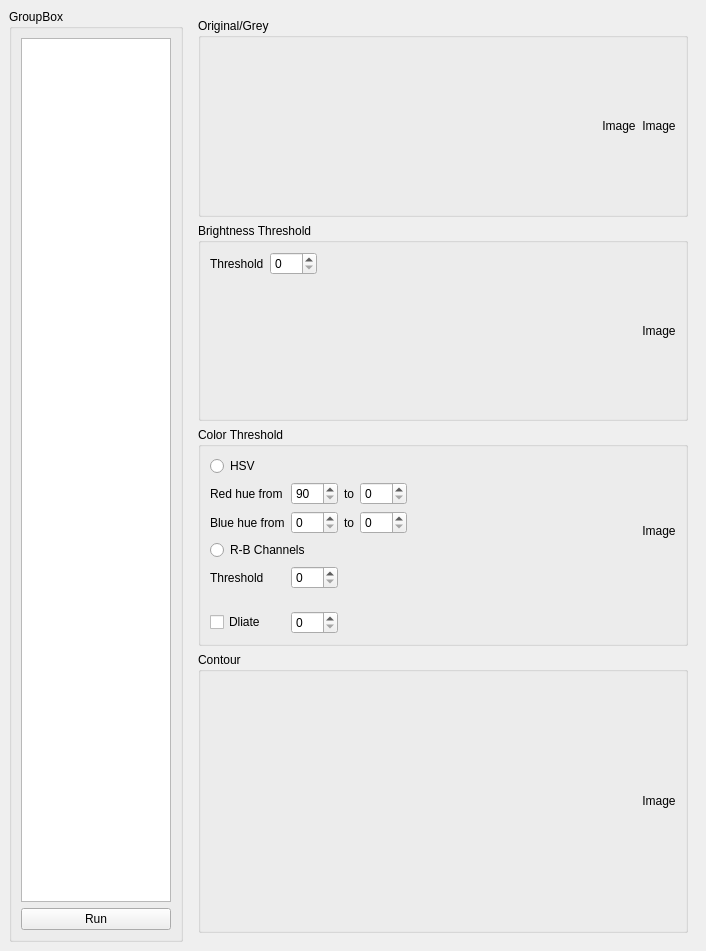
This is tools/SolaisTerminal/MainWindow.ui in Meta-Team/Meta-Vision-Solais as Qt 5 draws it before an edit. The edited form follows.
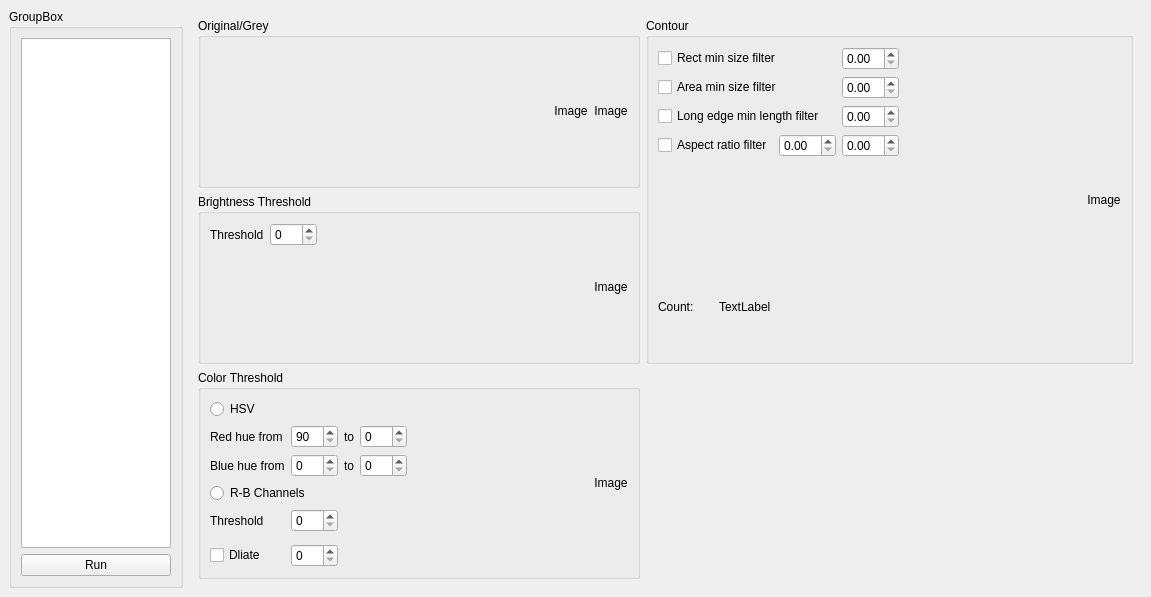
This is the edited form.

Commit message: Halfdone contours. Add ValueUIBinding.

Patch:
```diff
--- a/tools/SolaisTerminal/MainWindow.ui
+++ b/tools/SolaisTerminal/MainWindow.ui
@@ -6,8 +6,8 @@
    <rect>
     <x>0</x>
     <y>0</y>
-    <width>706</width>
-    <height>951</height>
+    <width>1151</width>
+    <height>597</height>
    </rect>
   </property>
   <property name="windowTitle">
@@ -61,8 +61,8 @@
     </item>
     <item>
      <widget class="QWidget" name="widget" native="true">
-      <layout class="QVBoxLayout" name="verticalLayout_2">
-       <item>
+      <layout class="QGridLayout" name="gridLayout">
+       <item row="0" column="0">
         <widget class="QGroupBox" name="originalGroup">
          <property name="title">
           <string>Original/Grey</string>
@@ -89,6 +89,12 @@
               <height>120</height>
              </size>
             </property>
+            <property name="maximumSize">
+             <size>
+              <width>16777215</width>
+              <height>120</height>
+             </size>
+            </property>
             <property name="text">
              <string>Image</string>
             </property>
@@ -105,28 +111,9 @@
               <height>120</height>
              </size>
             </property>
-            <property name="text">
-             <string>Image</string>
-            </property>
-            <property name="alignment">
-             <set>Qt::AlignCenter</set>
-            </property>
-           </widget>
-          </item>
-         </layout>
-        </widget>
-       </item>
-       <item>
-        <widget class="QGroupBox" name="brightnessThresholdGroup">
-         <property name="title">
-          <string>Brightness Threshold</string>
-         </property>
-         <layout class="QGridLayout" name="gridLayout_2">
-          <item row="0" column="3" rowspan="2">
-           <widget class="QLabel" name="brightnessThresholdImage">
-            <property name="minimumSize">
+            <property name="maximumSize">
              <size>
-              <width>0</width>
+              <width>16777215</width>
               <height>120</height>
              </size>
             </property>
@@ -138,40 +125,10 @@
             </property>
            </widget>
           </item>
-          <item row="0" column="2">
-           <spacer name="horizontalSpacer_3">
-            <property name="orientation">
-             <enum>Qt::Horizontal</enum>
-            </property>
-            <property name="sizeHint" stdset="0">
-             <size>
-              <width>291</width>
-              <height>20</height>
-             </size>
-            </property>
-           </spacer>
-          </item>
-          <item row="0" column="0">
-           <widget class="QLabel" name="label">
-            <property name="text">
-             <string>Threshold</string>
-            </property>
-           </widget>
-          </item>
-          <item row="0" column="1">
-           <widget class="QDoubleSpinBox" name="brightnessSpinBox">
-            <property name="decimals">
-             <number>0</number>
-            </property>
-            <property name="maximum">
-             <double>255.000000000000000</double>
-            </property>
-           </widget>
-          </item>
          </layout>
         </widget>
        </item>
-       <item>
+       <item row="2" column="0">
         <widget class="QGroupBox" name="colorThresholdGroup">
          <property name="title">
           <string>Color Threshold</string>
@@ -262,22 +219,6 @@
             </property>
            </widget>
           </item>
-          <item row="0" column="6" rowspan="6">
-           <widget class="QLabel" name="colorThresholdImage">
-            <property name="minimumSize">
-             <size>
-              <width>0</width>
-              <height>120</height>
-             </size>
-            </property>
-            <property name="text">
-             <string>Image</string>
-            </property>
-            <property name="alignment">
-             <set>Qt::AlignCenter</set>
-            </property>
-           </widget>
-          </item>
           <item row="1" column="4">
            <widget class="QDoubleSpinBox" name="hsvRedHueMaxSpinBox">
             <property name="decimals">
@@ -309,22 +250,6 @@
             </property>
            </widget>
           </item>
-          <item row="5" column="1" colspan="4">
-           <spacer name="verticalSpacer">
-            <property name="orientation">
-             <enum>Qt::Vertical</enum>
-            </property>
-            <property name="sizeType">
-             <enum>QSizePolicy::Minimum</enum>
-            </property>
-            <property name="sizeHint" stdset="0">
-             <size>
-              <width>20</width>
-              <height>10</height>
-             </size>
-            </property>
-           </spacer>
-          </item>
           <item row="2" column="5">
            <spacer name="horizontalSpacer">
             <property name="orientation">
@@ -338,16 +263,99 @@
             </property>
            </spacer>
           </item>
+          <item row="0" column="6" rowspan="7">
+           <widget class="QLabel" name="colorThresholdImage">
+            <property name="minimumSize">
+             <size>
+              <width>0</width>
+              <height>120</height>
+             </size>
+            </property>
+            <property name="maximumSize">
+             <size>
+              <width>16777215</width>
+              <height>120</height>
+             </size>
+            </property>
+            <property name="text">
+             <string>Image</string>
+            </property>
+            <property name="alignment">
+             <set>Qt::AlignCenter</set>
+            </property>
+           </widget>
+          </item>
          </layout>
         </widget>
        </item>
-       <item>
+       <item row="1" column="0">
+        <widget class="QGroupBox" name="brightnessThresholdGroup">
+         <property name="title">
+          <string>Brightness Threshold</string>
+         </property>
+         <layout class="QGridLayout" name="gridLayout_2">
+          <item row="0" column="3" rowspan="2">
+           <widget class="QLabel" name="brightnessThresholdImage">
+            <property name="minimumSize">
+             <size>
+              <width>0</width>
+              <height>120</height>
+             </size>
+            </property>
+            <property name="maximumSize">
+             <size>
+              <width>16777215</width>
+              <height>120</height>
+             </size>
+            </property>
+            <property name="text">
+             <string>Image</string>
+            </property>
+            <property name="alignment">
+             <set>Qt::AlignCenter</set>
+            </property>
+           </widget>
+          </item>
+          <item row="0" column="2">
+           <spacer name="horizontalSpacer_3">
+            <property name="orientation">
+             <enum>Qt::Horizontal</enum>
+            </property>
+            <property name="sizeHint" stdset="0">
+             <size>
+              <width>291</width>
+              <height>20</height>
+             </size>
+            </property>
+           </spacer>
+          </item>
+          <item row="0" column="0">
+           <widget class="QLabel" name="label">
+            <property name="text">
+             <string>Threshold</string>
+            </property>
+           </widget>
+          </item>
+          <item row="0" column="1">
+           <widget class="QDoubleSpinBox" name="brightnessSpin">
+            <property name="decimals">
+             <number>0</number>
+            </property>
+            <property name="maximum">
+             <double>255.000000000000000</double>
+            </property>
+           </widget>
+          </item>
+         </layout>
+        </widget>
+       </item>
+       <item row="0" column="1" rowspan="2">
         <widget class="QGroupBox" name="contourGroup">
          <property name="title">
           <string>Contour</string>
          </property>
-         <layout class="QHBoxLayout" name="horizontalLayout_5">
-          <item>
+         <layout class="QGridLayout" name="gridLayout_4">
+          <item row="4" column="5">
            <spacer name="horizontalSpacer_4">
             <property name="orientation">
              <enum>Qt::Horizontal</enum>
@@ -360,12 +368,50 @@
             </property>
            </spacer>
           </item>
-          <item>
+          <item row="4" column="0">
+           <spacer name="verticalSpacer">
+            <property name="orientation">
+             <enum>Qt::Vertical</enum>
+            </property>
+            <property name="sizeType">
+             <enum>QSizePolicy::Minimum</enum>
+            </property>
+            <property name="sizeHint" stdset="0">
+             <size>
+              <width>20</width>
+              <height>40</height>
+             </size>
+            </property>
+           </spacer>
+          </item>
+          <item row="2" column="3">
+           <widget class="QDoubleSpinBox" name="longEdgeMinLengthSpin"/>
+          </item>
+          <item row="3" column="3">
+           <widget class="QDoubleSpinBox" name="aspectRatioMaxSpin"/>
+          </item>
+          <item row="3" column="2">
+           <widget class="QDoubleSpinBox" name="aspectRatioMinSpin"/>
+          </item>
+          <item row="5" column="1">
+           <widget class="QLabel" name="contourCountLabel">
+            <property name="text">
+             <string>TextLabel</string>
+            </property>
+           </widget>
+          </item>
+          <item row="0" column="6" rowspan="6">
            <widget class="QLabel" name="contourImage">
             <property name="minimumSize">
              <size>
               <width>0</width>
-              <height>240</height>
+              <height>0</height>
+             </size>
+            </property>
+            <property name="maximumSize">
+             <size>
+              <width>16777215</width>
+              <height>360</height>
              </size>
             </property>
             <property name="text">
@@ -376,6 +422,47 @@
             </property>
            </widget>
           </item>
+          <item row="5" column="0">
+           <widget class="QLabel" name="label_12">
+            <property name="text">
+             <string>Count:</string>
+            </property>
+           </widget>
+          </item>
+          <item row="1" column="3">
+           <widget class="QDoubleSpinBox" name="contourMinAreaSpin"/>
+          </item>
+          <item row="0" column="3">
+           <widget class="QDoubleSpinBox" name="rectMinSizeSpin"/>
+          </item>
+          <item row="1" column="0" colspan="3">
+           <widget class="QCheckBox" name="contourMinAreaCheck">
+            <property name="text">
+             <string>Area min size filter</string>
+            </property>
+           </widget>
+          </item>
+          <item row="0" column="0" colspan="3">
+           <widget class="QCheckBox" name="rectMinSizeCheck">
+            <property name="text">
+             <string>Rect min size filter</string>
+            </property>
+           </widget>
+          </item>
+          <item row="2" column="0" colspan="3">
+           <widget class="QCheckBox" name="longEdgeMinLengthCheck">
+            <property name="text">
+             <string>Long edge min length filter</string>
+            </property>
+           </widget>
+          </item>
+          <item row="3" column="0" colspan="2">
+           <widget class="QCheckBox" name="aspectRatioFilterCheck">
+            <property name="text">
+             <string>Aspect ratio filter</string>
+            </property>
+           </widget>
+          </item>
          </layout>
         </widget>
        </item>
```
Left out of the diff: 10 changed lines with no effect on the pictures. The commit also changes 7 other files.
